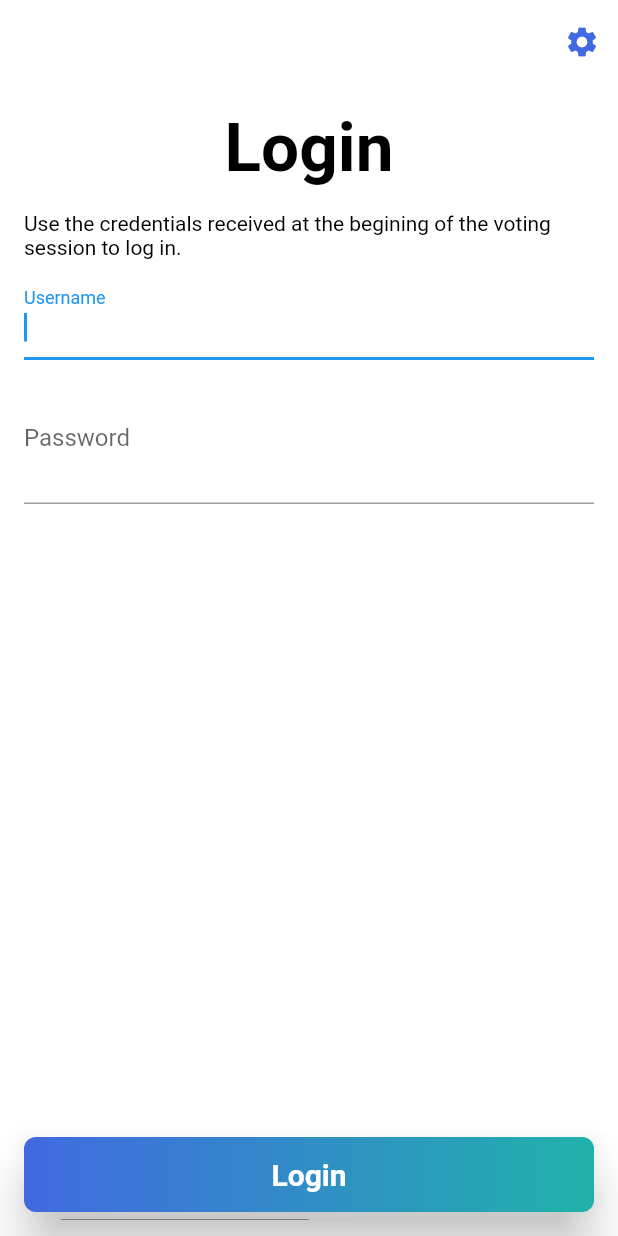
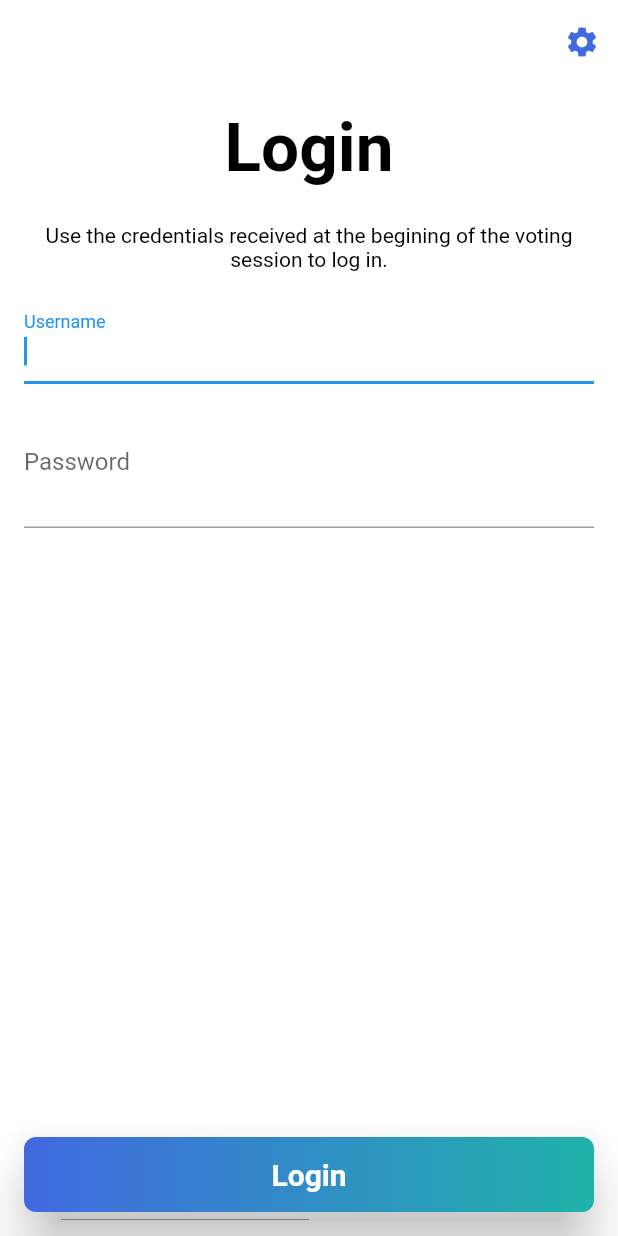
Before and after one commit to wszeborowskimateusz/VotingMobile, a Flutter app: the screen it shows after launch, on a phone screen of 412 x 824 dp. Run offline on Flutter 3.47's test engine with Material 2 defaults, Android fonts, the light colour scheme and no system bars; our stand-ins replace built_collection, built_value, carousel_slider, equatable, get_it, shared_preferences and 1 more; missing offline and left inert: flutter_sequence_animation; generated files the repository leaves out were written again.

```diff
--- a/lib/login/ui/login_page.dart
+++ b/lib/login/ui/login_page.dart
@@ -53,8 +53,8 @@ class _LoginPageState extends State<LoginPage> with ScreenLoader {
                     ),
                   ),
                   Padding(
-                    padding: const EdgeInsets.only(bottom: 8.0),
-                    child: Text(translations.loginDisclaimer),
+                    padding: const EdgeInsets.only(top: 8.0, bottom: 16.0),
+                    child: Text(translations.loginDisclaimer, textAlign: TextAlign.center),
                   ),
                   _InputForm(
                     loginController: _loginController,
--- a/pubspec.yaml
+++ b/pubspec.yaml
@@ -42,6 +42,12 @@ dev_dependencies:
   build_runner: ^1.10.0
   json_serializable: ^3.2.5
   built_value_generator: ^7.1.0
+  flutter_launcher_icons: "^0.8.0"
+
+flutter_icons:
+  android: true
+  ios: true
+  image_path: "assets/images/pug.png"
 
 # For information on the generic Dart part of this file, see the
 # following page: https://dart.dev/tools/pub/pubspec
```
Also changed, not shown: assets/images/pug.png (added), pubspec.lock, 25 other files.
